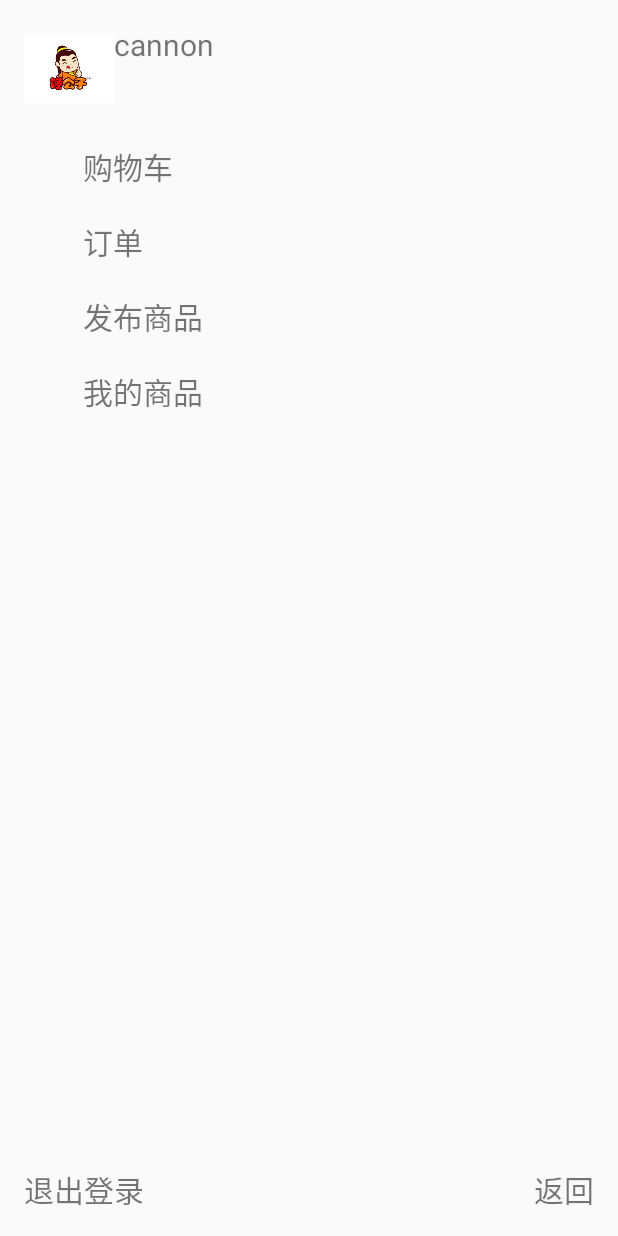
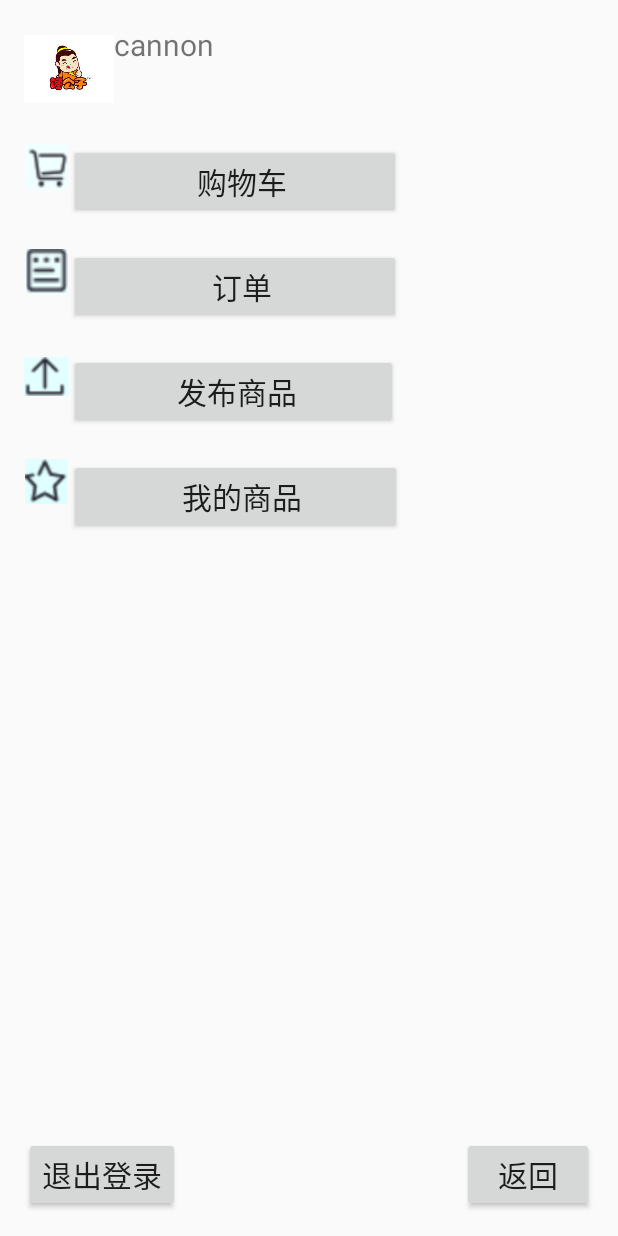
Before and after one commit to Kop1M/Android-Market, an Android app: the screen it shows after launch (UserActivity), after a tap on an icon or button, on a phone screen of 412 x 824 dp. Run offline under Robolectric (Android 15) with nearby library versions, the phone set to English and light mode, and no system bars; 1 statement that could not run was skipped.

```diff
--- a/app/src/main/java/com/kremol/market4/MainActivity.java
+++ b/app/src/main/java/com/kremol/market4/MainActivity.java
@@ -10,6 +10,7 @@ import android.view.View;
 import android.view.Window;
 import android.widget.AdapterView;
 import android.widget.ArrayAdapter;
+import android.widget.Button;
 import android.widget.ImageView;
 import android.widget.ListView;
 import android.widget.TextView;
@@ -56,7 +57,7 @@ public class MainActivity extends AppCompatActivity implements View.OnClickListe
     //一个适配器
     private EntryAdapter entryAdapter;
 
-    TextView newthingText, electronicsText, bookText, clothesText, otherText;
+    Button newthingText, electronicsText, bookText, clothesText, otherText;
     ListView listView;
     ImageView headImg;
 
@@ -103,11 +104,11 @@ public class MainActivity extends AppCompatActivity implements View.OnClickListe
         /*得到控件*/
         listView = (ListView) findViewById(R.id.list_view);
         headImg = (ImageView) findViewById(R.id.head_information);
-        newthingText = (TextView) findViewById(R.id.new_thing);
-        electronicsText = (TextView) findViewById(R.id.electronics);
-        bookText = (TextView) findViewById(R.id.book);
-        clothesText = (TextView) findViewById(R.id.clothes);
-        otherText = (TextView) findViewById(R.id.other);
+        newthingText = (Button) findViewById(R.id.new_thing);
+        electronicsText = (Button) findViewById(R.id.electronics);
+        bookText = (Button) findViewById(R.id.book);
+        clothesText = (Button) findViewById(R.id.clothes);
+        otherText = (Button) findViewById(R.id.other);
 
         /*设置头像*/
         headImg.setImageResource(user.getHeadPortraits());
@@ -127,13 +128,13 @@ public class MainActivity extends AppCompatActivity implements View.OnClickListe
                 Entry entry = entryLists.get(typeNow).get(position);
                 Intent intent = new Intent(MainActivity.this, ProductActivity.class);
                 intent.putExtra("product", entry.getProduct());
+                intent.putExtra("user", user);
                 startActivity(intent);
             }
         });
 
         /*初始化productList*/
         initProduct();
-
 
 
     }
@@ -172,39 +173,39 @@ public class MainActivity extends AppCompatActivity implements View.OnClickListe
 
     //初始化商品
     public void initProduct() {
-//        try {
-//            String address = "http://localhost:8088/secondary/ GetAllProductsServlet";
-//            HttpUtil.sendHttpRequest(address, new okhttp3.Callback() {
-//                @Override
-//                public void onFailure(Call call, IOException e) {
-//                    e.printStackTrace();
-//                }
-//
-//                @Override
-//                public void onResponse(Call call, Response response) throws IOException {
-//                    String responseData = response.body().string();
-//                    Gson gson = new Gson();
-//                    //获得productList
-//                    productList = gson.fromJson(responseData, new TypeToken<List<Product>>() {
-//                    }.getType());
-        productList = new ArrayList<>();
-        Product p1 = new Product();
-        p1.setAbout("This is a good product");
-        p1.setProductprize(20);
-        p1.setTitle("big boom");
-        p1.setUserforsale("cannon");
-        p1.setProduct_id(1);
-        p1.setType("最新");
-        productList.add(p1);
+        try {
+            String address = "http://47.93.249.197:8080/secondary/GetAllProductsServlet";
+            HttpUtil.sendHttpRequest(address, new okhttp3.Callback() {
+                @Override
+                public void onFailure(Call call, IOException e) {
+                    e.printStackTrace();
+                }
+
+                @Override
+                public void onResponse(Call call, Response response) throws IOException {
+                    String responseData = response.body().string();
+                    Gson gson = new Gson();
+                    //获得productList
+                    productList = gson.fromJson(responseData, new TypeToken<List<Product>>() {
+                    }.getType());
+//        productList = new ArrayList<>();
+//        Product p1 = new Product();
+//        p1.setAbout("This is a good product");
+//        p1.setProductprize(20);
+//        p1.setTitle("big boom");
+//        p1.setUserforsale("cannon");
+//        p1.setProduct_id(1);
+//        p1.setType("最新");
+//        productList.add(p1);
                     Message message = new Message();
                     message.what = INIT_PRODUCT_OK;
                     handler.sendMessage(message);
                 }
-//            });
-//        } catch (Exception e) {
-//            e.printStackTrace();
-//        }
-//    }
+            });
+        } catch (Exception e) {
+            e.printStackTrace();
+        }
+    }
 
 
                 //将product转成entryList
--- a/app/src/main/java/com/kremol/market4/UserActivity.java
+++ b/app/src/main/java/com/kremol/market4/UserActivity.java
@@ -5,6 +5,7 @@ import android.support.v7.app.AppCompatActivity;
 import android.os.Bundle;
 import android.util.Log;
 import android.view.View;
+import android.widget.Button;
 import android.widget.ImageView;
 import android.widget.TextView;
 
@@ -12,12 +13,14 @@ import static android.R.attr.debuggable;
 import static android.R.attr.start;
 import static android.R.attr.switchMinWidth;
 import static android.R.attr.y;
+import static com.kremol.market4.R.id.indent;
 
 public class UserActivity extends AppCompatActivity implements View.OnClickListener {
 
     User user;
     ImageView headImage;
-    TextView nickName,returnLook,shopCart,indent,release,myshop,signOut;
+    TextView nickName;
+    Button returnLook,shopCart,indent,release,myshop,signOut;
     @Override
     protected void onCreate(Bundle savedInstanceState)  {
         super.onCreate(savedInstanceState);
@@ -30,12 +33,12 @@ public class UserActivity extends AppCompatActivity implements View.OnClickListe
         /*获得控件*/
         headImage = (ImageView) findViewById(R.id.user_head_information);
         nickName = (TextView) findViewById(R.id.user_nick_name);
-        returnLook = (TextView) findViewById(R.id.user_return_look);
-        shopCart = (TextView) findViewById(R.id.shopcart);
-        indent = (TextView) findViewById(R.id.indent);
-        release = (TextView) findViewById(R.id.release);
-        myshop = (TextView) findViewById(R.id.myshop);
-        signOut = (TextView) findViewById(R.id.sign_out);
+        returnLook = (Button) findViewById(R.id.user_return_look);
+        shopCart = (Button) findViewById(R.id.shopcart);
+        indent = (Button) findViewById(R.id.indent);
+        release = (Button) findViewById(R.id.release);
+        myshop = (Button) findViewById(R.id.myshop);
+        signOut = (Button) findViewById(R.id.sign_out);
         /*
          设置用户属性
          */
--- a/app/src/main/res/layout/activity_user.xml
+++ b/app/src/main/res/layout/activity_user.xml
@@ -9,6 +9,7 @@
     android:paddingRight="@dimen/activity_horizontal_margin"
     android:paddingTop="@dimen/activity_vertical_margin"
     tools:context="com.kremol.market4.UserActivity">
+
     <LinearLayout
         android:id="@+id/first"
         android:layout_width="match_parent"
@@ -21,106 +22,125 @@
             android:layout_height="60dp" />
 
         <TextView
-            android:textSize="20dp"
             android:id="@+id/user_nick_name"
             android:layout_width="0dp"
             android:layout_height="wrap_content"
             android:layout_weight="1"
-            android:text="  昵称" />
+            android:text="  昵称"
+            android:textSize="20dp" />
 
     </LinearLayout>
 
     <LinearLayout
         android:id="@+id/second"
+        android:layout_width="match_parent"
+        android:layout_height="wrap_content"
+        android:layout_below="@+id/first"
         android:layout_marginTop="20dp"
-        android:layout_below="@+id/first"
+        android:weightSum="1">
+
+        <ImageView
+            android:layout_width="30dp"
+            android:layout_height="30dp"
+            android:src="@drawable/shopcart" />
+
+        <Button
+            android:id="@+id/shopcart"
+            android:layout_width="wrap_content"
+            android:layout_height="wrap_content"
+            android:layout_weight="0.50"
+
+            android:text="  购物车"
+            android:textSize="20dp" />
+    </LinearLayout>
+
+    <LinearLayout
+        android:id="@+id/third"
         android:layout_width="match_parent"
-        android:layout_height="wrap_content">
+        android:layout_height="wrap_content"
+        android:layout_below="@+id/second"
+        android:layout_marginTop="20dp"
+        android:weightSum="1">
+
         <ImageView
+            android:src="@drawable/indent"
             android:layout_width="30dp"
             android:layout_height="30dp" />
 
-        <TextView
-            android:id="@+id/shopcart"
-            android:textSize="20dp"
-            android:layout_width="0dp"
+        <Button
+            android:id="@+id/indent"
+            android:layout_width="wrap_content"
             android:layout_height="wrap_content"
-            android:layout_weight="1"
-            android:text="  购物车" />
-    </LinearLayout>
-    <LinearLayout
-        android:id="@+id/third"
-        android:layout_marginTop="20dp"
-        android:layout_below="@+id/second"
-        android:layout_width="match_parent"
-        android:layout_height="wrap_content">
-        <ImageView
-            android:layout_width="30dp"
-            android:layout_height="30dp" />
+            android:layout_weight="0.51"
 
-        <TextView
-            android:id="@+id/indent"
-            android:textSize="20dp"
-            android:layout_width="0dp"
-            android:layout_height="wrap_content"
-            android:layout_weight="1"
-            android:text="  订单" />
+            android:text="  订单"
+            android:textSize="20dp" />
     </LinearLayout>
 
     <LinearLayout
         android:id="@+id/forth"
+        android:layout_width="match_parent"
+        android:layout_height="wrap_content"
+        android:layout_below="@+id/third"
         android:layout_marginTop="20dp"
-        android:layout_below="@+id/third"
-        android:layout_width="match_parent"
-        android:layout_height="wrap_content">
+        android:weightSum="1">
+
         <ImageView
-
+            android:src="@drawable/release"
             android:layout_width="30dp"
             android:layout_height="30dp" />
 
-        <TextView
+        <Button
             android:id="@+id/release"
-            android:textSize="20dp"
-            android:layout_width="0dp"
+            android:layout_width="wrap_content"
             android:layout_height="wrap_content"
-            android:layout_weight="1"
-            android:text="  发布商品" />
+            android:layout_weight="0.46"
+
+            android:text=" 发布商品"
+            android:textSize="20dp" />
     </LinearLayout>
+
     <LinearLayout
         android:id="@+id/fifth"
+        android:layout_width="match_parent"
+        android:layout_height="wrap_content"
+        android:layout_below="@+id/forth"
         android:layout_marginTop="20dp"
-        android:layout_below="@+id/forth"
-        android:layout_width="match_parent"
-        android:layout_height="wrap_content">
+        android:weightSum="1">
+
         <ImageView
+            android:src="@drawable/myshop"
             android:layout_width="30dp"
             android:layout_height="30dp" />
 
-        <TextView
+        <Button
             android:id="@+id/myshop"
-            android:textSize="20dp"
-            android:layout_width="0dp"
+            android:layout_width="wrap_content"
             android:layout_height="wrap_content"
-            android:layout_weight="1"
-            android:text="  我的商品" />
+            android:layout_weight="0.46"
+
+            android:text="  我的商品"
+            android:textSize="20dp" />
     </LinearLayout>
 
     <RelativeLayout
-        android:layout_alignParentBottom="true"
         android:layout_width="match_parent"
-        android:layout_height="wrap_content">
-        <TextView
-            android:textSize="20dp"
+        android:layout_height="wrap_content"
+        android:layout_alignParentBottom="true">
+
+        <Button
             android:id="@+id/sign_out"
+            android:layout_width="wrap_content"
+            android:layout_height="wrap_content"
             android:text="退出登录"
+            android:textSize="20dp" />
+
+        <Button
+            android:id="@+id/user_return_look"
             android:layout_width="wrap_content"
-            android:layout_height="wrap_content" />
-        <TextView
-            android:textSize="20dp"
-            android:id="@+id/user_return_look"
+            android:layout_height="wrap_content"
             android:layout_alignParentRight="true"
             android:text="返回"
-            android:layout_width="wrap_content"
-            android:layout_height="wrap_content" />
+            android:textSize="20dp" />
     </RelativeLayout>
 </RelativeLayout>
```
Also changed, not shown: app/src/main/java/com/kremol/market4/ProductActivity.java (+80 -12 lines), app/src/main/res/layout/activity_main.xml (+5 -5 lines), app/src/main/res/drawable/indent.PNG (added), app/src/main/res/drawable/myshop.PNG (added), app/src/main/res/drawable/release.PNG (added), app/src/main/res/drawable/shopcart.PNG (added). Lines whose indentation alone changed are shown as unchanged.
